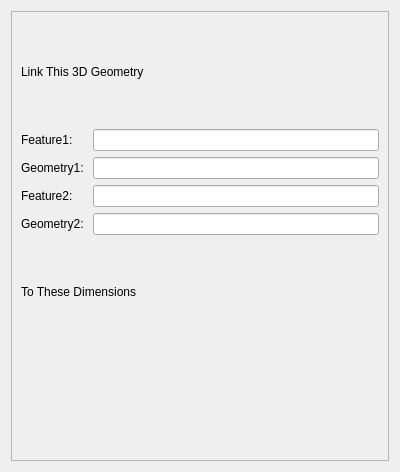
southseact-3d/fcd, file src/Mod/TechDraw/Gui/TaskLinkDim.ui: the form before one commit.
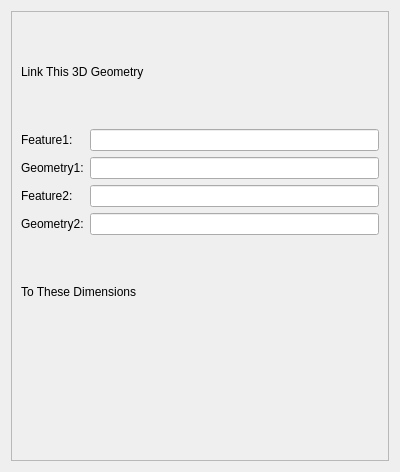
The form after the commit. Custom widgets are drawn as their Qt base class.

```diff
--- a/src/Mod/TechDraw/Gui/TaskLinkDim.ui
+++ b/src/Mod/TechDraw/Gui/TaskLinkDim.ui
@@ -124,7 +124,7 @@
             <item row="3" column="0">
              <widget class="QLabel" name="label_2">
               <property name="text">
-               <string>Geometry2: </string>
+               <string>Geometry2:</string>
               </property>
              </widget>
             </item>
```
